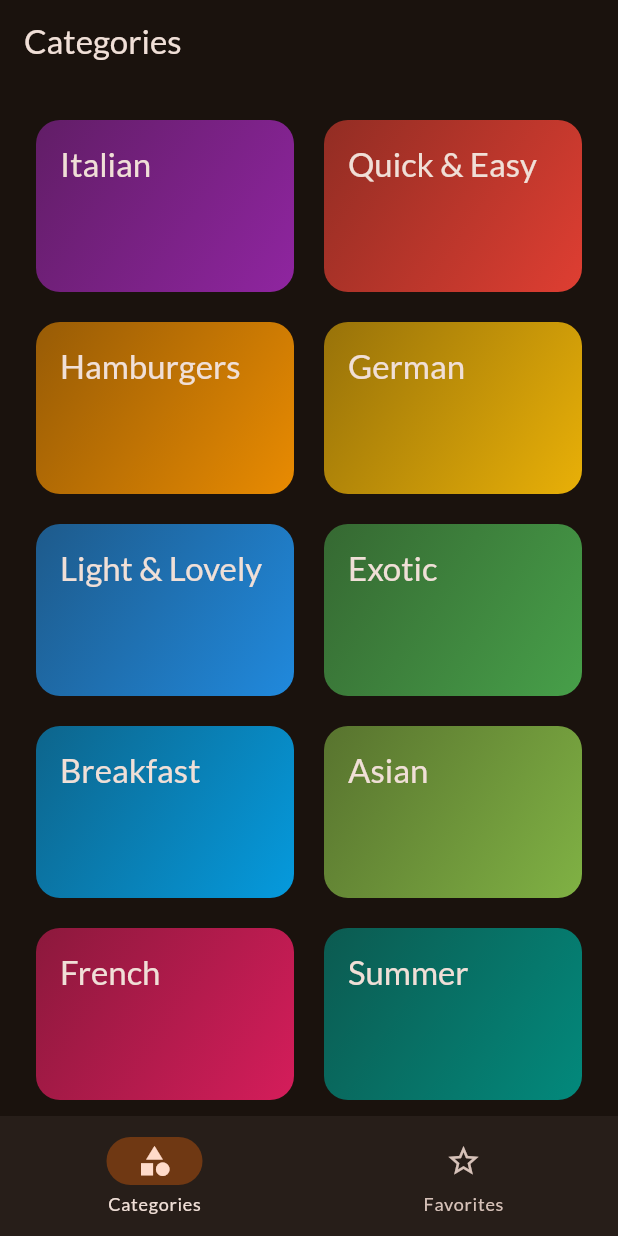
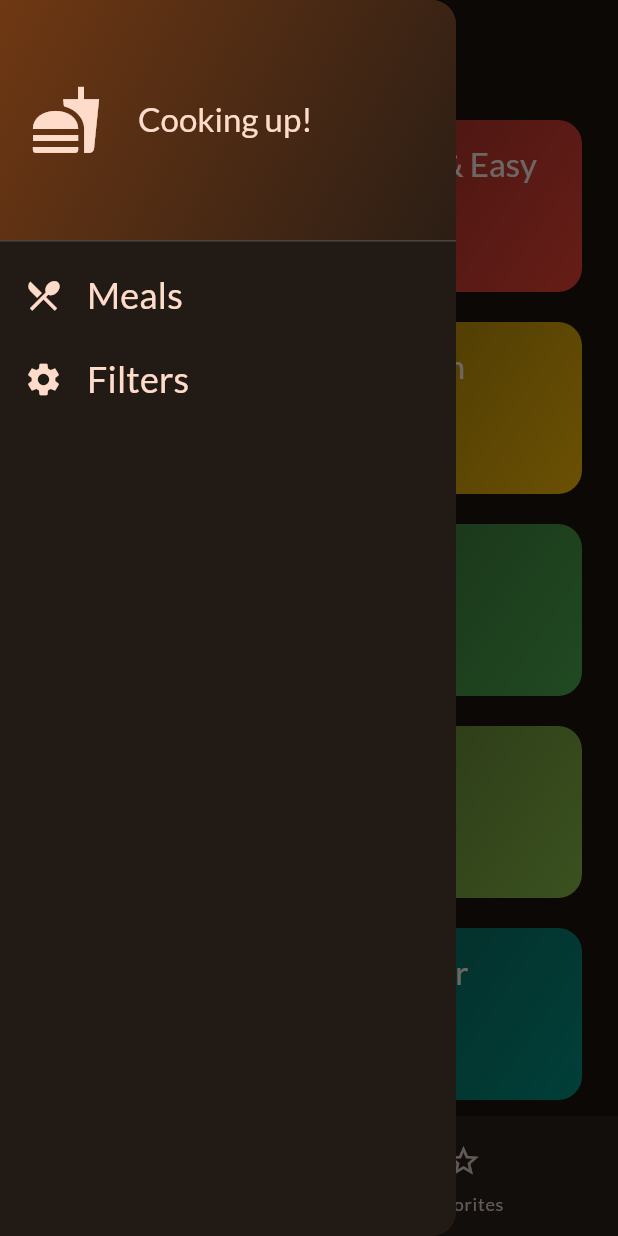
Before and after one commit to greenaltambe/flutter-meals-app, a Flutter app: the screen it shows after launch, with the side drawer open (before the commit the screen has no drawer), on a phone screen of 412 x 824 dp. Run offline on Flutter 3.47's test engine with Material 3 defaults, Android fonts, the phone set to English and light mode, and no system bars; our stand-ins replace google_fonts, transparent_image.

Commit message:
Add filters

```diff
--- a/lib/screens/categories.dart
+++ b/lib/screens/categories.dart
@@ -6,13 +6,18 @@ import 'package:meals/screens/meals.dart';
 import 'package:meals/widgets/category_grid_item.dart';
 
 class CategoriesScreen extends StatelessWidget {
-  const CategoriesScreen({super.key, required this.onToggleFavorite});
+  const CategoriesScreen({
+    super.key,
+    required this.onToggleFavorite,
+    required this.availableMeals,
+  });
 
   final void Function(Meal meal) onToggleFavorite;
+  final List<Meal> availableMeals;
 
   // context is available globally in stateful widgets, but in stateless widget it is not, has to be passed in.
   void _selectCategory(BuildContext context, Category category) {
-    final filteredMeals = dummyMeals
+    final filteredMeals = availableMeals
         .where((meal) => meal.categories.contains(category.id))
         .toList();
 
--- a/lib/screens/tabs.dart
+++ b/lib/screens/tabs.dart
@@ -1,7 +1,17 @@
 import 'package:flutter/material.dart';
+import 'package:meals/data/dummy_data.dart';
 import 'package:meals/screens/categories.dart';
+import 'package:meals/screens/filters.dart';
 import 'package:meals/screens/meals.dart';
 import 'package:meals/models/meals.dart';
+import 'package:meals/widgets/main_drawer.dart';
+
+const kInitialFilters = {
+  Filter.glutenFree: false,
+  Filter.lactoseFree: false,
+  Filter.vegetarian: false,
+  Filter.vegan: false,
+};
 
 class TabsScreen extends StatefulWidget {
   const TabsScreen({super.key});
@@ -15,6 +25,7 @@ class TabsScreen extends StatefulWidget {
 class _TabsScreenState extends State<TabsScreen> {
   int _selectedPageIndex = 0;
   final List<Meal> _favoriteMeals = [];
+  Map<Filter, bool> _selectedFilters = kInitialFilters;
 
   void _showInfoMessage(String message) {
     ScaffoldMessenger.of(context).clearSnackBars();
@@ -51,10 +62,41 @@ class _TabsScreenState extends State<TabsScreen> {
     });
   }
 
+  void _setScreen(String identifier) async {
+    Navigator.of(context).pop();
+    if (identifier == 'filters') {
+      final result = await Navigator.of(context).push<Map<Filter, bool>>(
+        MaterialPageRoute(
+          builder: (ctx) => FiltersScreen(currentFilters: _selectedFilters),
+        ),
+      );
+
+      setState(() {
+        _selectedFilters = result ?? kInitialFilters;
+      });
+    }
+  }
+
   @override
   Widget build(BuildContext context) {
+    final availableMeals = dummyMeals.where((meal) {
+      if (_selectedFilters[Filter.glutenFree]! && !meal.isGlutenFree) {
+        return false;
+      }
+      if (_selectedFilters[Filter.lactoseFree]! && !meal.isLactoseFree) {
+        return false;
+      }
+      if (_selectedFilters[Filter.vegetarian]! && !meal.isVegetarian) {
+        return false;
+      }
+      if (_selectedFilters[Filter.vegan]! && !meal.isVegan) {
+        return false;
+      }
+      return true;
+    }).toList();
     Widget activePage = CategoriesScreen(
       onToggleFavorite: _togglMealFavoriteStatus,
+      availableMeals: availableMeals,
     );
     String activePageTitle = 'Categories';
 
@@ -67,6 +109,7 @@ class _TabsScreenState extends State<TabsScreen> {
     }
     return Scaffold(
       appBar: AppBar(title: Text(activePageTitle)),
+      drawer: MainDrawer(onSelectScreen: _setScreen),
       body: activePage,
       bottomNavigationBar: NavigationBar(
         indicatorColor: Theme.of(context).colorScheme.primaryContainer,
--- /dev/null
+++ b/lib/widgets/main_drawer.dart
@@ -0,0 +1,83 @@
+import 'package:flutter/material.dart';
+
+class MainDrawer extends StatelessWidget {
+  const MainDrawer({super.key, required this.onSelectScreen});
+
+  final void Function(String identifier) onSelectScreen;
+
+  @override
+  Widget build(BuildContext context) {
+    return Drawer(
+      child: Column(
+        children: [
+          DrawerHeader(
+            padding: EdgeInsets.all(20),
+            decoration: BoxDecoration(
+              gradient: LinearGradient(
+                colors: [
+                  Theme.of(context).colorScheme.primaryContainer,
+                  Theme.of(context).colorScheme.primaryContainer.withAlpha(31),
+                ],
+                begin: Alignment.topLeft,
+                end: Alignment.bottomRight,
+              ),
+            ),
+            child: Row(
+              children: [
+                Icon(
+                  Icons.fastfood,
+                  size: 48,
+                  color: Theme.of(context).colorScheme.onPrimaryContainer,
+                ),
+                SizedBox(width: 24),
+                Text(
+                  'Cooking up!',
+                  style: Theme.of(context).textTheme.titleLarge!.copyWith(
+                    color: Theme.of(context).colorScheme.onPrimaryContainer,
+                  ),
+                ),
+              ],
+            ),
+          ),
+          ListTile(
+            leading: Icon(
+              Icons.restaurant_menu,
+              size: 26,
+              color: Theme.of(context).colorScheme.onPrimaryContainer,
+            ),
+            title: Text(
+              'Meals',
+              style: Theme.of(context).textTheme.titleSmall!.copyWith(
+                color: Theme.of(context).colorScheme.onPrimaryContainer,
+                fontSize: 24,
+              ),
+            ),
+
+            onTap: () {
+              onSelectScreen('meals');
+            },
+          ),
+
+          ListTile(
+            leading: Icon(
+              Icons.settings,
+              size: 26,
+              color: Theme.of(context).colorScheme.onPrimaryContainer,
+            ),
+            title: Text(
+              'Filters',
+              style: Theme.of(context).textTheme.titleSmall!.copyWith(
+                color: Theme.of(context).colorScheme.onPrimaryContainer,
+                fontSize: 24,
+              ),
+            ),
+
+            onTap: () {
+              onSelectScreen('filters');
+            },
+          ),
+        ],
+      ),
+    );
+  }
+}
```
Also changed, not shown: lib/screens/filters.dart (added, +154 -0 lines).
